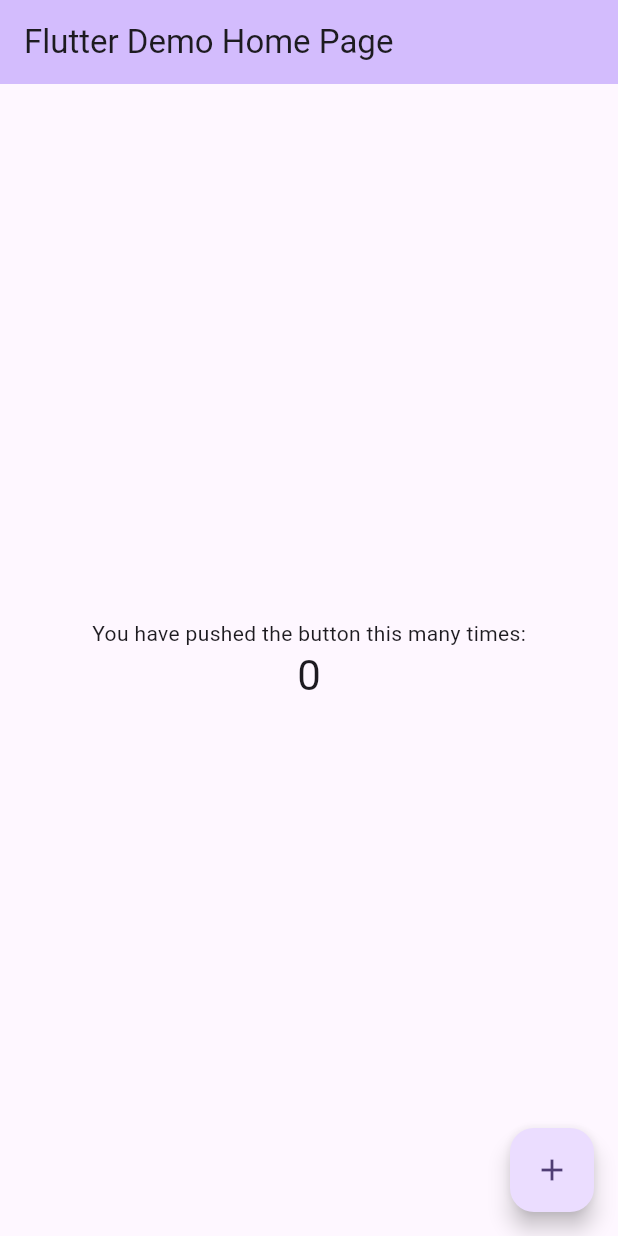
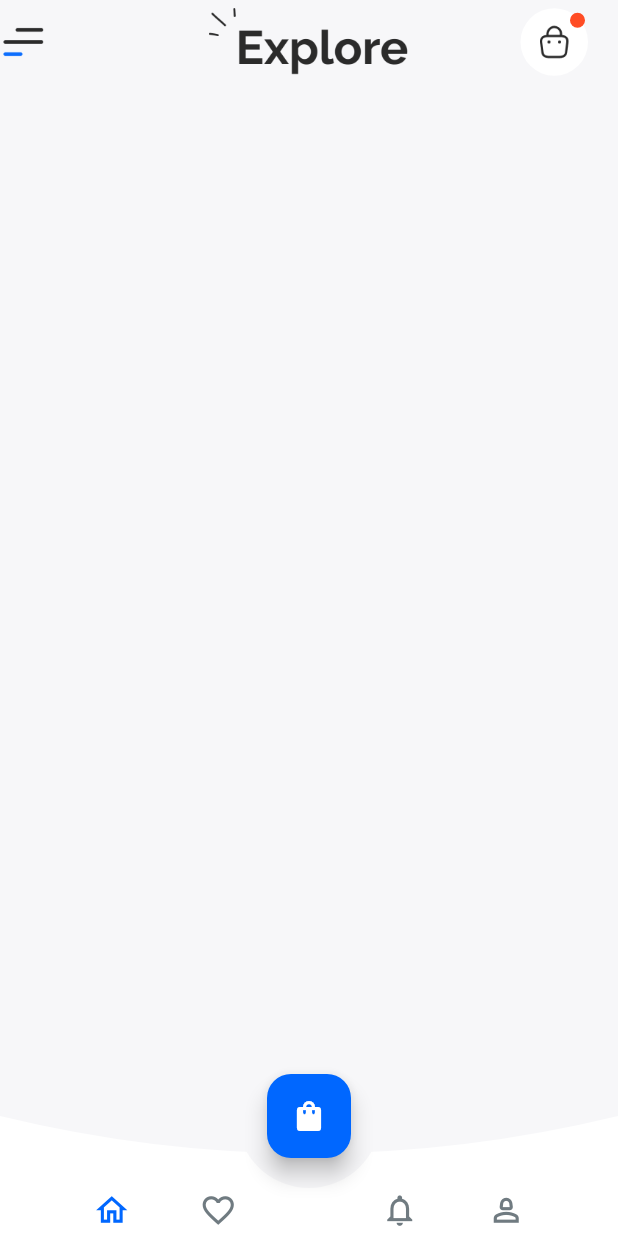
Before and after one commit to Rhomaedy1201/Sneakers-e-commerce-app, a Flutter app: the screen it shows after launch, on a phone screen of 412 x 824 dp. Run offline on Flutter 3.47's test engine with Material 3 defaults, Android fonts, the phone set to English and light mode, and no system bars; drawn by our look-alikes of flutter_animate.

Commit message:
main: fix bottom navigation bar

```diff
--- a/lib/main.dart
+++ b/lib/main.dart
@@ -1,4 +1,5 @@
 import 'package:flutter/material.dart';
+import 'package:sneakers_ecommers_mobile_app/widgets/navigation_bar_items.dart';
 
 void main() {
   runApp(const MyApp());
@@ -12,114 +13,12 @@
   Widget build(BuildContext context) {
     return MaterialApp(
       title: 'Flutter Demo',
+      debugShowCheckedModeBanner: false,
       theme: ThemeData(
-        // This is the theme of your application.
-        //
-        // TRY THIS: Try running your application with "flutter run". You'll see
-        // the application has a purple toolbar. Then, without quitting the app,
-        // try changing the seedColor in the colorScheme below to Colors.green
-        // and then invoke "hot reload" (save your changes or press the "hot
-        // reload" button in a Flutter-supported IDE, or press "r" if you used
-        // the command line to start the app).
-        //
-        // Notice that the counter didn't reset back to zero; the application
-        // state is not lost during the reload. To reset the state, use hot
-        // restart instead.
-        //
-        // This works for code too, not just values: Most code changes can be
-        // tested with just a hot reload.
         colorScheme: ColorScheme.fromSeed(seedColor: Colors.deepPurple),
         useMaterial3: true,
       ),
-      home: const MyHomePage(title: 'Flutter Demo Home Page'),
+      home: const NavigationBarItems(),
     );
   }
 }
-
-class MyHomePage extends StatefulWidget {
-  const MyHomePage({super.key, required this.title});
-
-  // This widget is the home page of your application. It is stateful, meaning
-  // that it has a State object (defined below) that contains fields that affect
-  // how it looks.
-
-  // This class is the configuration for the state. It holds the values (in this
-  // case the title) provided by the parent (in this case the App widget) and
-  // used by the build method of the State. Fields in a Widget subclass are
-  // always marked "final".
-
-  final String title;
-
-  @override
-  State<MyHomePage> createState() => _MyHomePageState();
-}
-
-class _MyHomePageState extends State<MyHomePage> {
-  int _counter = 0;
-
-  void _incrementCounter() {
-    setState(() {
-      // This call to setState tells the Flutter framework that something has
-      // changed in this State, which causes it to rerun the build method below
-      // so that the display can reflect the updated values. If we changed
-      // _counter without calling setState(), then the build method would not be
-      // called again, and so nothing would appear to happen.
-      _counter++;
-    });
-  }
-
-  @override
-  Widget build(BuildContext context) {
-    // This method is rerun every time setState is called, for instance as done
-    // by the _incrementCounter method above.
-    //
-    // The Flutter framework has been optimized to make rerunning build methods
-    // fast, so that you can just rebuild anything that needs updating rather
-    // than having to individually change instances of widgets.
-    return Scaffold(
-      appBar: AppBar(
-        // TRY THIS: Try changing the color here to a specific color (to
-        // Colors.amber, perhaps?) and trigger a hot reload to see the AppBar
-        // change color while the other colors stay the same.
-        backgroundColor: Theme.of(context).colorScheme.inversePrimary,
-        // Here we take the value from the MyHomePage object that was created by
-        // the App.build method, and use it to set our appbar title.
-        title: Text(widget.title),
-      ),
-      body: Center(
-        // Center is a layout widget. It takes a single child and positions it
-        // in the middle of the parent.
-        child: Column(
-          // Column is also a layout widget. It takes a list of children and
-          // arranges them vertically. By default, it sizes itself to fit its
-          // children horizontally, and tries to be as tall as its parent.
-          //
-          // Column has various properties to control how it sizes itself and
-          // how it positions its children. Here we use mainAxisAlignment to
-          // center the children vertically; the main axis here is the vertical
-          // axis because Columns are vertical (the cross axis would be
-          // horizontal).
-          //
-          // TRY THIS: Invoke "debug painting" (choose the "Toggle Debug Paint"
-          // action in the IDE, or press "p" in the console), to see the
-          // wireframe for each widget.
-          mainAxisAlignment: MainAxisAlignment.center,
-          children: <Widget>[
-            const Text(
-              'You have pushed the button this many times:',
-            ),
-            Text(
-              '$_counter',
-              style: Theme.of(context).textTheme.headlineMedium,
-            ),
-          ],
-        ),
-      ),
-      floatingActionButton: FloatingActionButton(
-        onPressed: _incrementCounter,
-        tooltip: 'Increment',
-        child: const Icon(Icons.add),
-      ), // This trailing comma makes auto-formatting nicer for build methods.
-    );
-  }
-}
--- /dev/null
+++ b/lib/pages/home_page.dart
@@ -0,0 +1,67 @@
+import 'package:flutter/material.dart';
+import 'package:flutter_animate/flutter_animate.dart';
+import 'package:sneakers_ecommers_mobile_app/widgets/colors.dart';
+import 'package:sneakers_ecommers_mobile_app/widgets/my_space.dart';
+
+class HomePage extends StatelessWidget {
+  const HomePage({super.key});
+
+  @override
+  Widget build(BuildContext context) {
+    return Scaffold(
+      backgroundColor: whiteC_200,
+      appBar: PreferredSize(
+        preferredSize: const Size(double.infinity, 70),
+        child: AppBar(
+          clipBehavior: Clip.none,
+          backgroundColor: whiteC_200,
+          title: SizedBox(
+            height: 45,
+            child: Image.asset("assets/icons/logo.png"),
+          ),
+          centerTitle: true,
+          leading: Image.asset(
+            "assets/icons/icon_drawer.png",
+          ),
+          leadingWidth: 30,
+          actions: [
+            Stack(
+              children: [
+                Container(
+                  width: 45,
+                  height: 45,
+                  decoration: BoxDecoration(
+                    borderRadius: BorderRadius.circular(50),
+                    color: whiteC,
+                  ),
+                  child: Center(
+                    child: Image.asset("assets/icons/bag.png", height: 24),
+                  ),
+                ),
+                Positioned(
+                  right: 2,
+                  top: 3,
+                  child: Container(
+                    width: 10,
+                    height: 10,
+                    decoration: BoxDecoration(
+                      color: redC,
+                      borderRadius: BorderRadius.circular(10),
+                    ),
+                  ),
+                )
+              ],
+            ),
+            spaceWidth(20)
+          ],
+        ),
+      ),
+      // body: Center(
+      //   child: Text("HELLO")
+      //       .animate()
+      //       .fade(delay: 500.ms)
+      //       .scaleY(curve: Curves.easeIn),
+      // ),
+    );
+  }
+}
--- /dev/null
+++ b/lib/widgets/colors.dart
@@ -0,0 +1,11 @@
+import 'package:flutter/material.dart';
+
+const primaryC = Color(0xFF0067FF);
+const primaryC_400 = Color(0xFF1483C2);
+const greyC = Color(0xFF6A6A6A);
+const greyC_800 = Color(0xFF707B81);
+const blackC = Color(0xFF000000);
+const blackC_800 = Color(0xFF2B2B2B);
+const redC = Color(0xFFFF4C24);
+const whiteC = Color(0xFFFFFFFF);
+const whiteC_200 = Color(0xFFF7F7F9);
--- /dev/null
+++ b/lib/widgets/my_space.dart
@@ -0,0 +1,9 @@
+import 'package:flutter/material.dart';
+
+spaceHeight(count) {
+  return SizedBox(height: double.parse(count.toString()));
+}
+
+spaceWidth(count) {
+  return SizedBox(width: double.parse(count.toString()));
+}
--- /dev/null
+++ b/lib/widgets/my_text.dart
@@ -0,0 +1,29 @@
+import 'package:flutter/material.dart';
+
+class CustomText extends StatelessWidget {
+  final String text;
+  final double fontSize;
+  final Color color;
+  final FontWeight fontWeight;
+  TextAlign? textAlign;
+  CustomText(
+      {super.key,
+      required this.text,
+      required this.color,
+      required this.fontSize,
+      required this.fontWeight,
+      this.textAlign});
+
+  @override
+  Widget build(BuildContext context) {
+    return Text(
+      text,
+      textAlign: textAlign,
+      style: TextStyle(
+        color: color,
+        fontSize: fontSize,
+        fontWeight: fontWeight,
+      ),
+    );
+  }
+}
--- /dev/null
+++ b/lib/widgets/navigation_bar_items.dart
@@ -0,0 +1,117 @@
+import 'package:flutter/material.dart';
+import 'package:flutter_animate/flutter_animate.dart';
+import 'package:sneakers_ecommers_mobile_app/pages/home_page.dart';
+import 'package:sneakers_ecommers_mobile_app/widgets/colors.dart';
+import 'package:sneakers_ecommers_mobile_app/widgets/my_space.dart';
+
+class NavigationBarItems extends StatefulWidget {
+  const NavigationBarItems({super.key});
+
+  @override
+  State<NavigationBarItems> createState() => _NavigationBarItemsState();
+}
+
+class _NavigationBarItemsState extends State<NavigationBarItems> {
+  List<Widget> body = [
+    HomePage(),
+    Icon(Icons.favorite),
+    Icon(Icons.favorite),
+    Icon(Icons.notifications_none),
+    Icon(Icons.person),
+  ];
+
+  List items = [
+    Icons.home_outlined,
+    Icons.favorite_border,
+    Icons.favorite,
+    Icons.notifications_none,
+    Icons.person_2_outlined,
+  ];
+
+  int _selectedIndex = 0;
+
+  void _onItemTapped(int index) {
+    setState(() {
+      _selectedIndex = index;
+    });
+  }
+
+  @override
+  Widget build(BuildContext context) {
+    return Scaffold(
+      extendBody: true,
+      body: body[_selectedIndex],
+      bottomNavigationBar: ClipPath(
+        clipper: CustomClipPath(),
+        child: BottomAppBar(
+            padding: const EdgeInsets.symmetric(horizontal: 10, vertical: 50),
+            shape: const CircularNotchedRectangle(),
+            shadowColor: Colors.red,
+            notchMargin: 20,
+            color: whiteC,
+            elevation: 0,
+            child: Center(
+              child: ListView.builder(
+                itemCount: 5,
+                shrinkWrap: true,
+                physics: const NeverScrollableScrollPhysics(),
+                scrollDirection: Axis.horizontal,
+                itemBuilder: (context, index) {
+                  if (index != 2) {
+                    return InkWell(
+                      onTap: () {
+                        print("object");
+                        setState(() {
+                          _selectedIndex = index;
+                        });
+                      },
+                      child: Padding(
+                        padding: const EdgeInsets.symmetric(horizontal: 23),
+                        child: Icon(
+                          items[index],
+                          size: 25,
+                          color: _selectedIndex == index ? primaryC : greyC_800,
+                        ),
+                      ),
+                    );
+                  } else {
+                    return spaceWidth(50);
+                  }
+                },
+              ),
+            )),
+      ),
+      floatingActionButton: FloatingActionButton(
+        onPressed: () => _onItemTapped(4),
+        child: Icon(
+          Icons.shopping_bag,
+          color: whiteC,
+        ),
+        backgroundColor: primaryC,
+      ).animate().fade(delay: 800.ms).slide(curve: Curves.easeIn),
+      floatingActionButtonLocation: FloatingActionButtonLocation.centerDocked,
+    );
+  }
+}
+
+class CustomClipPath extends CustomClipper<Path> {
+  @override
+  Path getClip(Size size) {
+    double w = size.width;
+    double h = size.height;
+
+    final path = Path();
+
+    path.moveTo(0, 0);
+    path.quadraticBezierTo(w * 0.5, 50, w, 0);
+    path.lineTo(w, h);
+    path.lineTo(0, h);
+    path.close();
+    return path;
+  }
+
+  @override
+  bool shouldReclip(CustomClipper<Path> oldClipper) {
+    return false;
+  }
+}
```
Also changed, not shown: pubspec.yaml (+4 -3 lines), assets/icons/bag.png (added), assets/icons/icon_drawer.png (added), assets/icons/logo.png (added), assets/icons/search_filter.png (added), assets/images/bg_arrivals.png (added), assets/images/nike_black.png (added), assets/images/nike_blue.png (added), assets/images/nike_orange_white.png (added), assets/images/nike_pink.png (added), assets/images/nike_white_blue.png (added), assets/images/shoes_purple.png (added), pubspec.lock.
